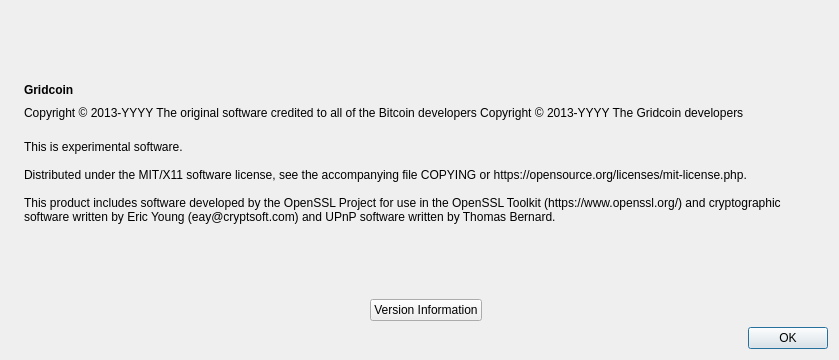
gridcoin-community/Gridcoin-Research, file src/qt/forms/aboutdialog.ui: the form before one commit.
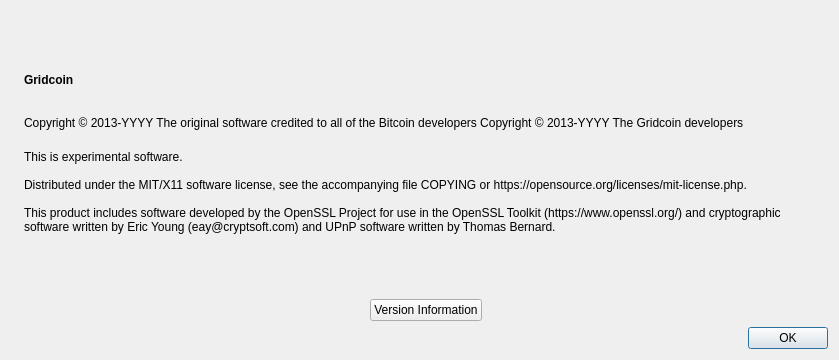
The form after the commit.

Commit message: gui: show IPC connection facts in the About dialog (Phase 3)

What changed in the file:
```diff
--- a/src/qt/forms/aboutdialog.ui
+++ b/src/qt/forms/aboutdialog.ui
@@ -85,6 +85,25 @@
        </item>
       </layout>
      </item>
+     <item>
+      <widget class="QLabel" name="ipcInfoLabel">
+       <property name="visible">
+        <bool>false</bool>
+       </property>
+       <property name="text">
+        <string notr="true"/>
+       </property>
+       <property name="textFormat">
+        <enum>Qt::RichText</enum>
+       </property>
+       <property name="wordWrap">
+        <bool>true</bool>
+       </property>
+       <property name="textInteractionFlags">
+        <set>Qt::TextSelectableByMouse</set>
+       </property>
+      </widget>
+     </item>
      <item>
       <widget class="QLabel" name="copyrightLabel">
        <property name="cursor">
```
The commit also changes 6 other files.
